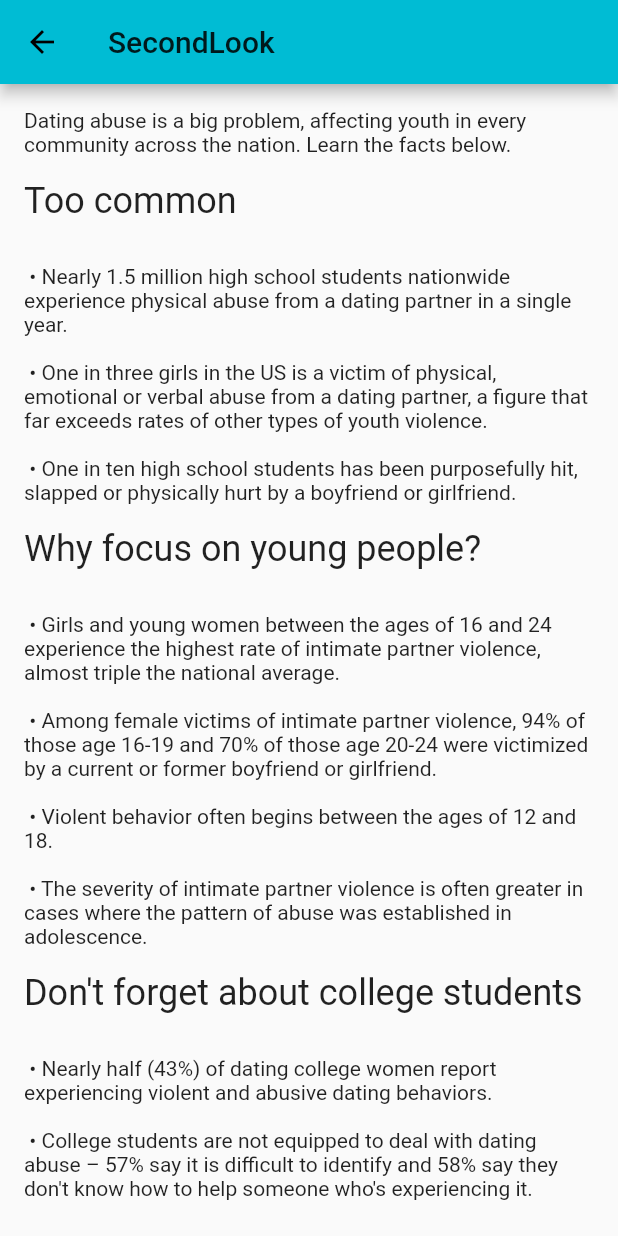
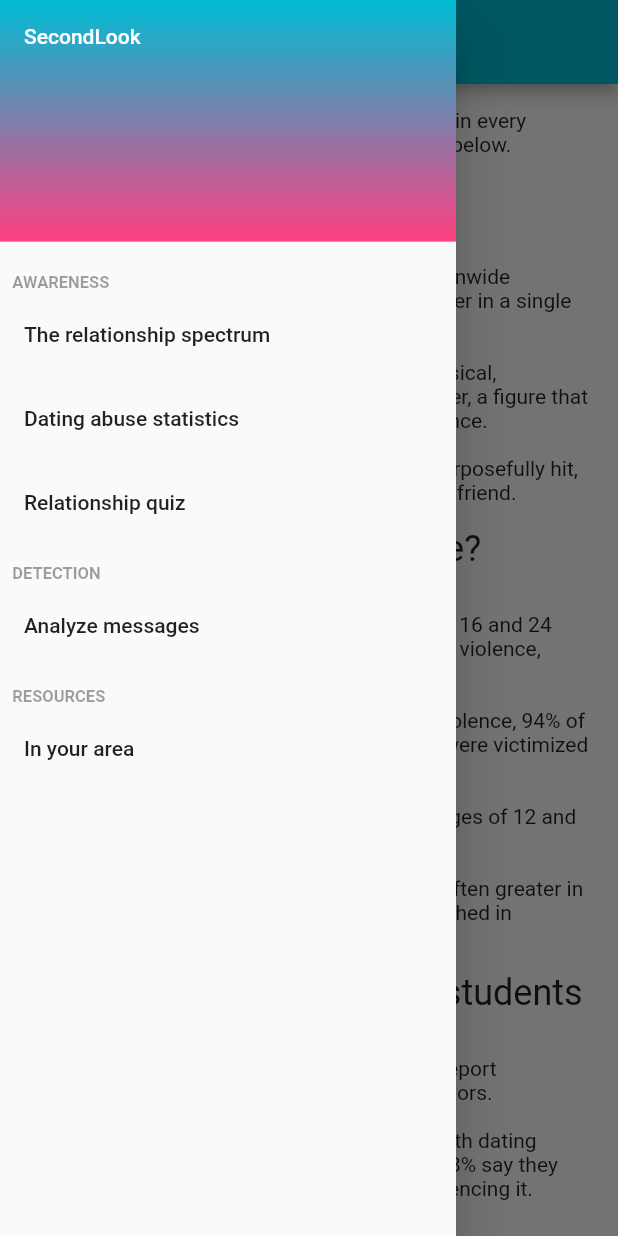
Before and after one commit to elllie/SecondLook, a Flutter app: the DatingAbuseStatistics screen opened directly, with the side drawer open (before the commit the screen has no drawer), on a phone screen of 412 x 824 dp. Run offline on Flutter 3.47's test engine with Material 2 defaults, Android fonts, the phone set to English and light mode, and no system bars; our stand-ins replace flutter_spinkit, geolocator; missing offline and left inert: contact_picker, sms_maintained.

Commit message:
Fixed typo in statistics

```diff
--- a/lib/dating_abuse_statistics.dart
+++ b/lib/dating_abuse_statistics.dart
@@ -36,13 +36,59 @@
           Text("Long-lasting effects\n", style: Theme.of(context).textTheme.headline,),
           Text(" • Violent relationships in adolescence can have serious ramifications by putting the victims at higher risk for substance abuse, eating disorders, risky sexual behavior and further domestic violence.\n"),
           Text(" • Being physically or sexually abused makes teen girls six times more likely to become pregnant and twice as likely to get an STD.\n"),
-          Text(" • Half of youth who have been victims of both dating violence and rape attempt suicide, compared to 12.5% of non-abused girls and 5.4% of non-abused boys./n"),
+          Text(" • Half of youth who have been victims of both dating violence and rape attempt suicide, compared to 12.5% of non-abused girls and 5.4% of non-abused boys.\n"),
 
           Text("Lack of awareness\n", style: Theme.of(context).textTheme.headline,),
           Text(" • Only 33% of teens who were in an abusive relationship ever told anyone about the abuse.\n"),
           Text(" • Eighty-one (81) percent of parents believe teen dating violence is not an issue or admit they don’t know if it's an issue.\n"),
           Text(" • Though 82% of parents feel confident that they could recognize the signs if their child was experiencing dating abuse, a majority of parents (58%) could not correctly identify all the warning signs of abuse.\n"),
-    ],)));
+    ],)),
+    drawer: Drawer(child: ListView(padding: EdgeInsets.all(0),
+      children: <Widget>[DrawerHeader(
+      child: Text('SecondLook', style: TextStyle(color: Colors.white)),
+      decoration: BoxDecoration(
+          gradient: LinearGradient(begin: Alignment.topCenter, end: Alignment.bottomCenter,
+              colors: <Color>[Colors.cyan, Colors.pinkAccent])
+      ),
+    ),
+      Text('\n   AWARENESS', style: TextStyle(color: Colors.black38, fontWeight: FontWeight.bold, fontSize: 11.0),),
+      ListTile(
+        title: Text('The relationship spectrum'),
+        onTap: () {
+          Navigator.push(
+              context,
+              MaterialPageRoute(
+                  builder: (context) => AwarenessRelationshipSpectrum()));
+        },
+      ),
+      ListTile(
+        title: Text('Dating abuse statistics'),
+        onTap: () {
+          Navigator.push(context, MaterialPageRoute(builder: (context) => DatingAbuseStatistics()));
+        },
+      ),
+      ListTile(title: Text('Relationship quiz'), onTap: () {
+        Navigator.push(
+            context,
+            MaterialPageRoute(
+                builder: (context) => RelationshipQuizHome()));
+      },),
+      Text('\n   DETECTION', style: TextStyle(color: Colors.black38, fontWeight: FontWeight.bold, fontSize: 11.0),),
+      ListTile(title: Text('Analyze messages'), onTap: () {
+        Navigator.push(
+            context,
+            MaterialPageRoute(
+                builder: (context) => DetectionHome()));
+      },),
+      Text('\n   RESOURCES', style: TextStyle(color: Colors.black38, fontWeight: FontWeight.bold, fontSize: 11.0),),
+      ListTile(title: Text('In your area'), onTap: () {
+        Navigator.push(
+            context,
+            MaterialPageRoute(
+                builder: (context) => ResourcesHome()));
+      },),
+    ],
+    )));
   }
 
 }
```
